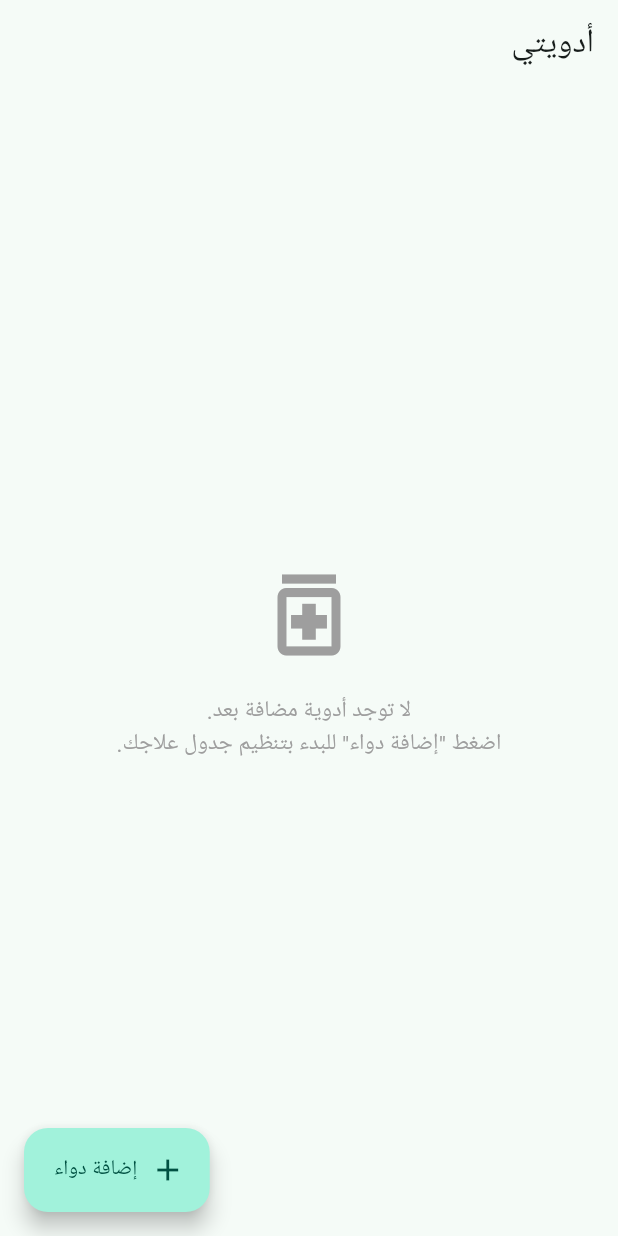
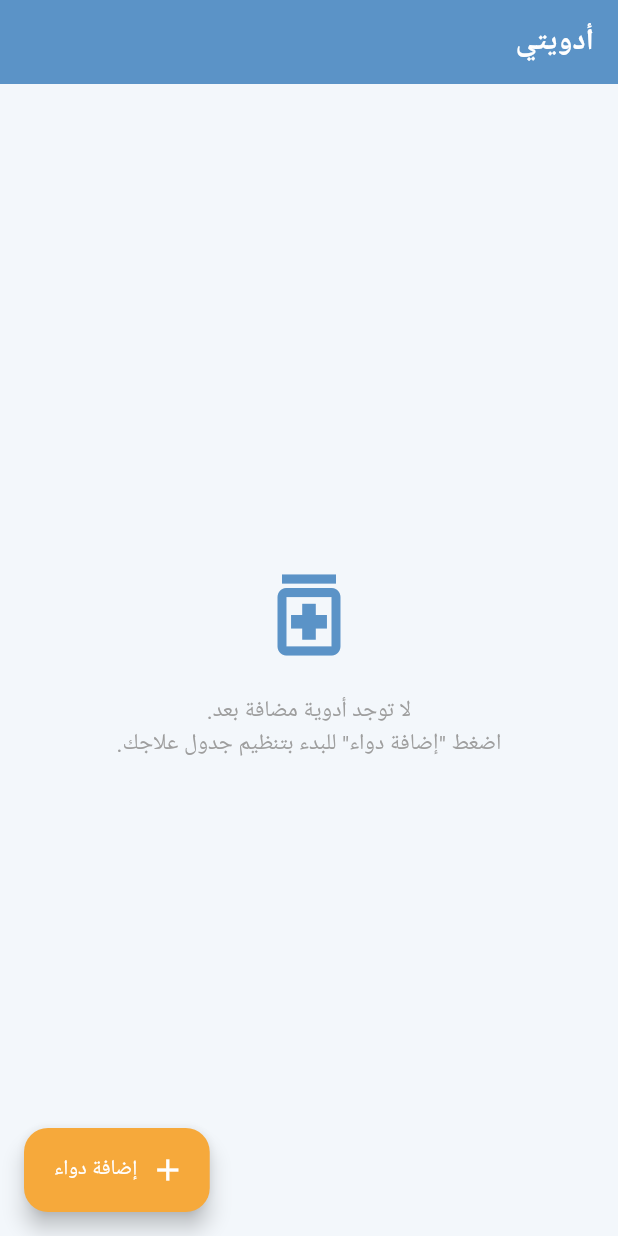
Before and after one commit to ammaralahmadi-pro/to-ammar, a Flutter app: the screen it shows after launch, on a phone screen of 412 x 824 dp. Run offline on Flutter 3.47's test engine with Material 3 defaults, Android fonts, the phone set to English and light mode, and no system bars; our stand-ins replace flutter_local_notifications, sqflite, timezone; accounts and stored records are empty.

Commit message:
Restyle app with Medic Booking App color palette
Introduces lib/theme/app_theme.dart with the sky-blue primary / orange
accent scheme from the Freepik "Medic Booking App" UI kit the user
shared: blue AppBar and FAB, orange primary buttons/slider/switch,
rounded 14-18px cards and inputs. Applied it through medication_card,
home_screen and medication_detail_screen. Verified via the local web
preview (screenshots) rather than assuming it renders correctly.

Barlow (the kit's font) is Latin-only and this app is majority Arabic
text, so it wasn't wired in as the global font family to avoid missing
glyphs — left as a follow-up if English-heavy screens are added later.

Co-Authored-By: Claude Sonnet 5 <noreply@anthropic.com>
Claude-Session: https://claude.ai/code/session_01B3A4a6eg71mLxxkh1cm4Bp

```diff
--- a/medication_reminder/lib/main.dart
+++ b/medication_reminder/lib/main.dart
@@ -7,6 +7,7 @@ import 'package:provider/provider.dart';
 import 'providers/medication_provider.dart';
 import 'screens/home_screen.dart';
 import 'services/notification_service.dart';
+import 'theme/app_theme.dart';
 
 Future<void> main() async {
   WidgetsFlutterBinding.ensureInitialized();
@@ -52,10 +53,7 @@ class _MedicationReminderAppState extends State<MedicationReminderApp> {
       child: MaterialApp(
         title: 'تذكير الأدوية',
         debugShowCheckedModeBanner: false,
-        theme: ThemeData(
-          useMaterial3: true,
-          colorSchemeSeed: const Color(0xFF2E7D6B),
-        ),
+        theme: AppTheme.themeData(),
         builder: (context, child) {
           return Directionality(
             textDirection: TextDirection.rtl,
--- a/medication_reminder/lib/screens/home_screen.dart
+++ b/medication_reminder/lib/screens/home_screen.dart
@@ -2,6 +2,7 @@ import 'package:flutter/material.dart';
 import 'package:provider/provider.dart';
 
 import '../providers/medication_provider.dart';
+import '../theme/app_theme.dart';
 import '../widgets/medication_card.dart';
 import 'add_medication_screen.dart';
 import 'medication_detail_screen.dart';
@@ -27,7 +28,10 @@ class HomeScreen extends StatelessWidget {
             children: [
               if (active.isNotEmpty) ...[
                 const Text('الأدوية الحالية',
-                    style: TextStyle(fontSize: 18, fontWeight: FontWeight.bold)),
+                    style: TextStyle(
+                        fontSize: 18,
+                        fontWeight: FontWeight.w800,
+                        color: AppTheme.primaryBlueDark)),
                 const SizedBox(height: 8),
                 ...active.map((med) => MedicationCard(
                       medication: med,
@@ -80,7 +84,7 @@ class _EmptyState extends StatelessWidget {
         child: Column(
           mainAxisSize: MainAxisSize.min,
           children: [
-            Icon(Icons.medication_outlined, size: 72, color: Colors.grey),
+            Icon(Icons.medication_outlined, size: 72, color: AppTheme.primaryBlue),
             SizedBox(height: 16),
             Text(
               'لا توجد أدوية مضافة بعد.\nاضغط "إضافة دواء" للبدء بتنظيم جدول علاجك.',
--- /dev/null
+++ b/medication_reminder/lib/theme/app_theme.dart
@@ -0,0 +1,103 @@
+import 'package:flutter/material.dart';
+
+/// ألوان وأنماط مستوحاة من تصميم "Medic Booking App" (Freepik UI Kit):
+/// أزرق سماوي أساسي + برتقالي كلون تمييز، بطاقات بيضاء بزوايا دائرية بارزة.
+class AppTheme {
+  AppTheme._();
+
+  static const Color primaryBlue = Color(0xFF5B93C7);
+  static const Color primaryBlueDark = Color(0xFF3E6E9E);
+  static const Color accentOrange = Color(0xFFF6A93B);
+  static const Color surfaceBackground = Color(0xFFF3F7FB);
+  static const Color textDark = Color(0xFF1E2A33);
+
+  static ThemeData themeData() {
+    final colorScheme = ColorScheme.fromSeed(
+      seedColor: primaryBlue,
+      primary: primaryBlue,
+      secondary: accentOrange,
+      surface: Colors.white,
+    );
+
+    return ThemeData(
+      useMaterial3: true,
+      colorScheme: colorScheme,
+      scaffoldBackgroundColor: surfaceBackground,
+      appBarTheme: const AppBarTheme(
+        backgroundColor: primaryBlue,
+        foregroundColor: Colors.white,
+        centerTitle: false,
+        elevation: 0,
+        titleTextStyle: TextStyle(
+          color: Colors.white,
+          fontSize: 20,
+          fontWeight: FontWeight.w700,
+        ),
+        iconTheme: IconThemeData(color: Colors.white),
+      ),
+      cardTheme: CardTheme(
+        color: Colors.white,
+        elevation: 0,
+        margin: EdgeInsets.zero,
+        shape: RoundedRectangleBorder(borderRadius: BorderRadius.circular(18)),
+      ),
+      floatingActionButtonTheme: const FloatingActionButtonThemeData(
+        backgroundColor: accentOrange,
+        foregroundColor: Colors.white,
+      ),
+      filledButtonTheme: FilledButtonThemeData(
+        style: FilledButton.styleFrom(
+          backgroundColor: accentOrange,
+          foregroundColor: Colors.white,
+          shape: RoundedRectangleBorder(borderRadius: BorderRadius.circular(30)),
+          padding: const EdgeInsets.symmetric(vertical: 14),
+          textStyle: const TextStyle(fontSize: 16, fontWeight: FontWeight.w700),
+        ),
+      ),
+      switchTheme: SwitchThemeData(
+        thumbColor: WidgetStateProperty.resolveWith(
+          (states) => states.contains(WidgetState.selected) ? accentOrange : null,
+        ),
+        trackColor: WidgetStateProperty.resolveWith(
+          (states) =>
+              states.contains(WidgetState.selected) ? accentOrange.withOpacity(0.5) : null,
+        ),
+      ),
+      sliderTheme: const SliderThemeData(
+        activeTrackColor: accentOrange,
+        thumbColor: accentOrange,
+        overlayColor: Color(0x33F6A93B),
+      ),
+      chipTheme: ChipThemeData(
+        backgroundColor: primaryBlue.withOpacity(0.08),
+        side: BorderSide.none,
+        shape: RoundedRectangleBorder(borderRadius: BorderRadius.circular(20)),
+        labelStyle: const TextStyle(color: primaryBlueDark, fontWeight: FontWeight.w600),
+      ),
+      inputDecorationTheme: InputDecorationTheme(
+        filled: true,
+        fillColor: Colors.white,
+        border: OutlineInputBorder(
+          borderRadius: BorderRadius.circular(14),
+          borderSide: BorderSide(color: primaryBlue.withOpacity(0.2)),
+        ),
+        enabledBorder: OutlineInputBorder(
+          borderRadius: BorderRadius.circular(14),
+          borderSide: BorderSide(color: primaryBlue.withOpacity(0.2)),
+        ),
+        focusedBorder: const OutlineInputBorder(
+          borderRadius: BorderRadius.all(Radius.circular(14)),
+          borderSide: BorderSide(color: primaryBlue, width: 2),
+        ),
+        contentPadding: const EdgeInsets.symmetric(horizontal: 16, vertical: 14),
+      ),
+      textTheme: const TextTheme(
+        titleLarge: TextStyle(color: textDark, fontWeight: FontWeight.w800),
+        titleMedium: TextStyle(color: textDark, fontWeight: FontWeight.w700),
+        bodyLarge: TextStyle(color: textDark),
+        bodyMedium: TextStyle(color: textDark),
+      ),
+      progressIndicatorTheme: const ProgressIndicatorThemeData(color: accentOrange),
+    );
+  }
+}
```
Also changed, not shown: medication_reminder/lib/screens/medication_detail_screen.dart (+19 -7 lines), medication_reminder/lib/widgets/medication_card.dart (+52 -15 lines).
